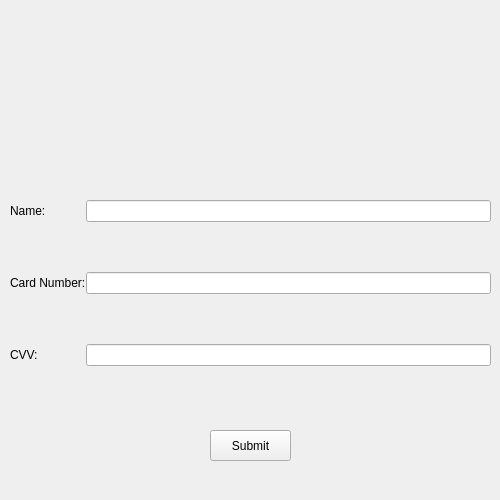
Before: the Qt Designer form UI/User_Card.ui in 1412kauti/ProjectHurricane, drawn with Qt 5.
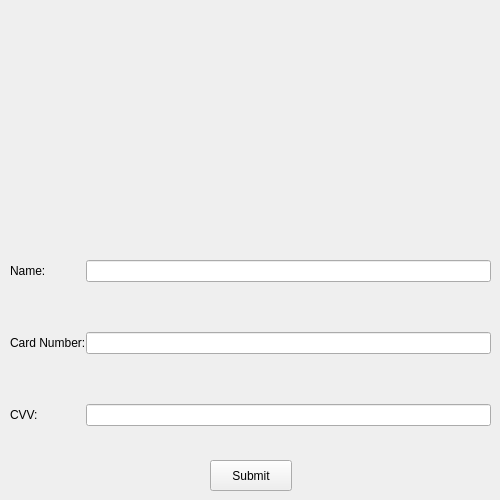
After: the same form once the commit is applied. Icons and pictures are not drawn.

Patch:
```diff
--- a/UI/User_Card.ui
+++ b/UI/User_Card.ui
@@ -38,7 +38,7 @@
    <property name="geometry">
     <rect>
      <x>10</x>
-     <y>170</y>
+     <y>230</y>
      <width>481</width>
      <height>230</height>
     </rect>
@@ -111,8 +111,8 @@
    <property name="geometry">
     <rect>
      <x>210</x>
-     <y>430</y>
-     <width>81</width>
+     <y>460</y>
+     <width>82</width>
      <height>31</height>
     </rect>
    </property>
@@ -132,6 +132,19 @@
     </item>
    </layout>
   </widget>
+  <widget class="QLabel" name="Error_Label">
+   <property name="geometry">
+    <rect>
+     <x>20</x>
+     <y>170</y>
+     <width>471</width>
+     <height>51</height>
+    </rect>
+   </property>
+   <property name="text">
+    <string/>
+   </property>
+  </widget>
  </widget>
  <resources/>
  <connections/>
```
Left out of the diff: 14 changed lines with no effect on the pictures.
